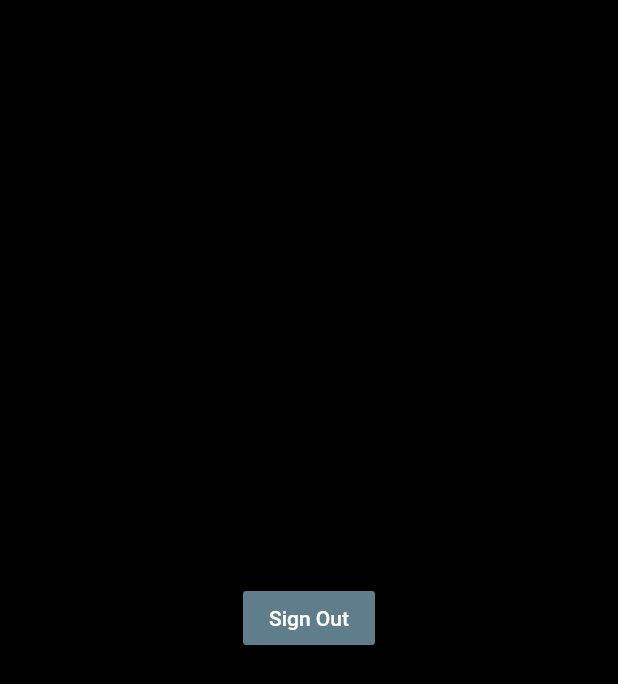
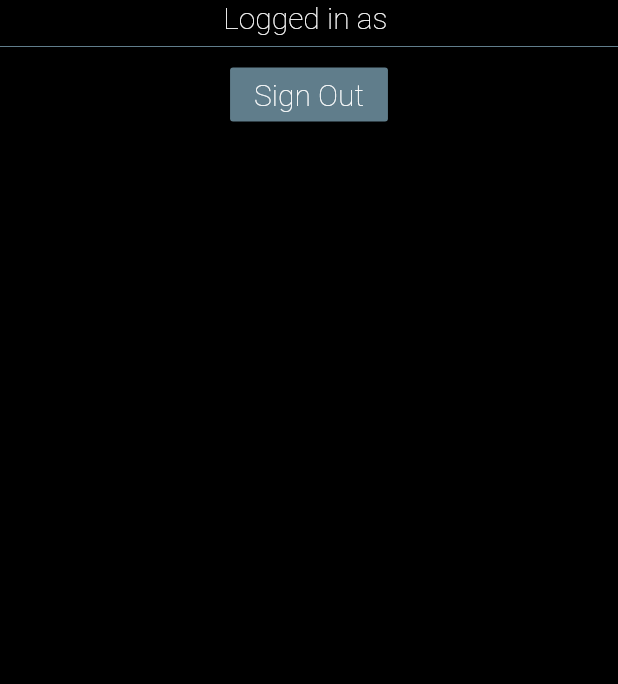
Before and after one commit to ribbons-digital/book_my_weather, a Flutter app: the SettingsScreen screen opened directly, on a phone screen of 412 x 824 dp. Shown: the top 684 px of the screen. Run offline on Flutter 3.47's test engine with Material 2 defaults, Android fonts, the phone set to English and light mode, and no system bars; our stand-ins replace cached_network_image, cloud_firestore, cloud_functions, device_info, firebase_auth, firebase_messaging and 7 more; missing offline and left inert: maps_launcher; accounts and stored records are empty; generated files the repository leaves out were written again; network calls fail.

Commit message:
Update Settings Screen

```diff
--- a/lib/pages/settings_screen.dart
+++ b/lib/pages/settings_screen.dart
@@ -1,5 +1,8 @@
+import 'package:book_my_weather/models/user.dart';
+import 'package:book_my_weather/pages/signin_register_screen.dart';
 import 'package:book_my_weather/services/auth.dart';
 import 'package:flutter/material.dart';
+import 'package:provider/provider.dart';
 
 class SettingsScreen extends StatefulWidget {
   @override
@@ -9,23 +12,48 @@ class SettingsScreen extends StatefulWidget {
 class _SettingsScreenState extends State<SettingsScreen> {
   @override
   Widget build(BuildContext context) {
+    final isLoggedIn = Provider.of<User>(context) != null;
+    final user = Provider.of<User>(context);
+    final textStyle = TextStyle(
+      color: Colors.white,
+      fontSize: 20.0,
+      fontWeight: FontWeight.w200,
+    );
+
     return SafeArea(
       child: Scaffold(
         body: Container(
-          child: Center(
-            child: FlatButton(
+          child: Column(
+            children: <Widget>[
+              if (!isLoggedIn)
+                FlatButton(
+                  child: Text(
+                    'Sign in',
+                    style: textStyle,
+                  ),
+                  onPressed: () {
+                    Navigator.pushNamed(context, SignInRegisterScreen.id);
+                  },
+                ),
+              if (!isLoggedIn)
+                Divider(color: Colors.blueGrey,),
+              if (isLoggedIn)
+                Text('Logged in as ${user.email}', style: textStyle,),
+              if (isLoggedIn)
+                Divider(color: Colors.blueGrey,),
+              if (isLoggedIn)
+                FlatButton(
                   color: Colors.blueGrey,
                   child: Text(
                     'Sign Out',
-                style: TextStyle(
-                  color: Colors.white,
-                ),
+                    style: textStyle,
                   ),
                   onPressed: () {
                     final _auth = AuthService();
                     _auth.signOut();
                   },
                 ),
+            ],
           ),
         ),
       ),
--- a/lib/services/auth.dart
+++ b/lib/services/auth.dart
@@ -3,7 +3,7 @@ import 'package:book_my_weather/models/user.dart';
 import 'package:firebase_auth/firebase_auth.dart';
 import 'package:flutter/services.dart';
 
-class AuthService extends LoadingState {
+class AuthService {
   final FirebaseAuth _auth = FirebaseAuth.instance;
 
   User _userFromFirebaseUser(FirebaseUser user) {
@@ -19,7 +19,7 @@ class AuthService extends LoadingState {
   }
 
   Future signInWithEmailAndPassword(String email, String password) async {
-    setIsLoading(true);
+
     try {
       AuthResult result = await _auth.signInWithEmailAndPassword(
           email: email, password: password);
--- a/lib/widgets/weather_widget.dart
+++ b/lib/widgets/weather_widget.dart
@@ -89,7 +89,7 @@ class WeatherWidget extends StatelessWidget {
           ),
           Positioned(
             bottom:
-                screenHeight > 600 ? screenHeight / 12 + 30 : screenHeight / 20,
+                screenHeight > 600 && screenHeight < 768 ? screenHeight / 30 : screenHeight > 768 ? screenHeight / 30 : screenHeight / 20,
             left: 15,
             right: 15,
             child: Container(
--- a/lib/widgets/wrapper.dart
+++ b/lib/widgets/wrapper.dart
@@ -147,9 +147,7 @@ class _WrapperState extends State<Wrapper> {
                       NewsScreen(
                         selectHomeIndex: _onItemTapped,
                       ),
-                      if (Provider.of<User>(context) != null) SettingsScreen(),
-                      if (Provider.of<User>(context) == null)
-                        SignInRegisterScreen(),
+                      SettingsScreen(),
                     ],
                   ),
                   bottomNavigationBar: BottomNavigationBar(
```
Also changed, not shown: lib/pages/signin_register_screen.dart (+16 -0 lines), 1 other file. Lines whose indentation alone changed are shown as unchanged.
